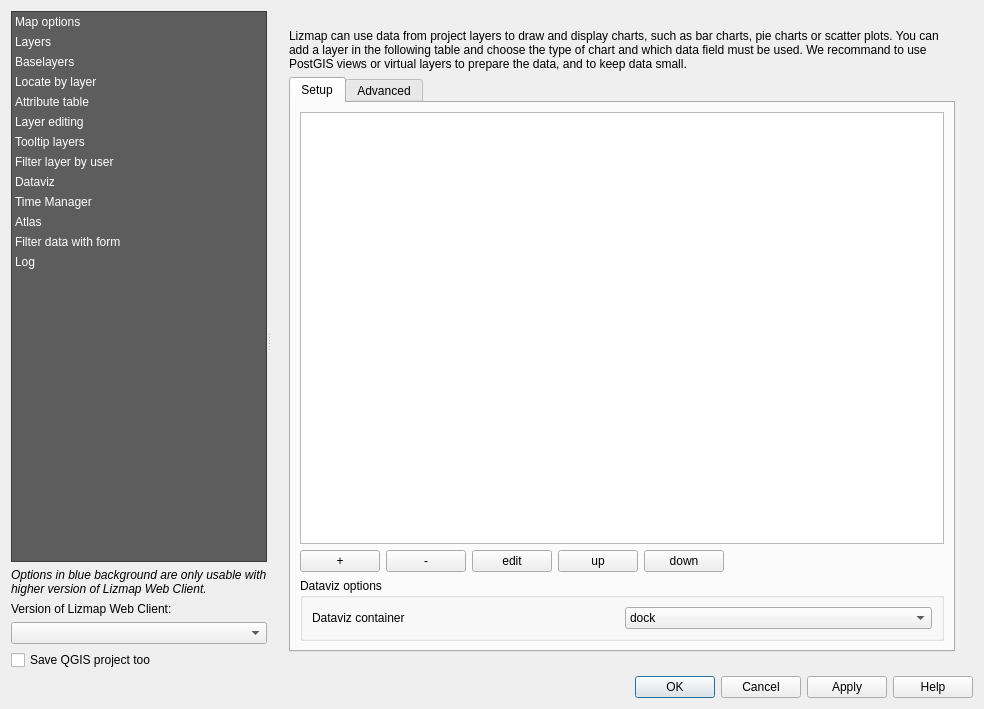
3liz/lizmap-plugin, file lizmap/resources/ui/ui_lizmap.ui: the form before one commit.
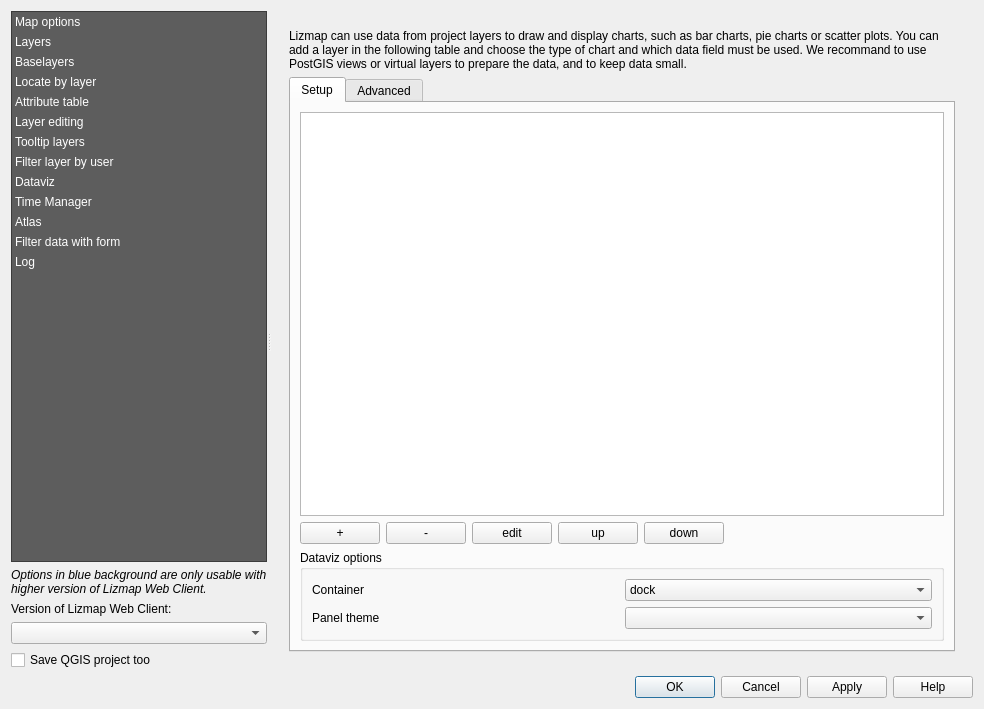
The form after the commit. The open tabs and pages were chosen to show the change. Custom widgets are drawn as their Qt base class.

Commit message: add a theme selector for the dataviz

What changed in the file:
```diff
--- a/lizmap/resources/ui/ui_lizmap.ui
+++ b/lizmap/resources/ui/ui_lizmap.ui
@@ -2868,16 +2868,6 @@
                       <string>Dataviz options</string>
                      </property>
                      <layout class="QGridLayout" name="gridLayout_5">
-                      <item row="0" column="0">
-                       <widget class="QLabel" name="label_79">
-                        <property name="styleSheet">
-                         <string notr="true"/>
-                        </property>
-                        <property name="text">
-                         <string>Dataviz container</string>
-                        </property>
-                       </widget>
-                      </item>
                       <item row="0" column="1">
                        <widget class="QComboBox" name="liDatavizContainer">
                         <item>
@@ -2897,6 +2887,26 @@
                         </item>
                        </widget>
                       </item>
+                      <item row="0" column="0">
+                       <widget class="QLabel" name="label_79">
+                        <property name="styleSheet">
+                         <string notr="true"/>
+                        </property>
+                        <property name="text">
+                         <string>Container</string>
+                        </property>
+                       </widget>
+                      </item>
+                      <item row="1" column="0">
+                       <widget class="QLabel" name="label">
+                        <property name="text">
+                         <string>Panel theme</string>
+                        </property>
+                       </widget>
+                      </item>
+                      <item row="1" column="1">
+                       <widget class="QComboBox" name="combo_theme"/>
+                      </item>
                      </layout>
                     </widget>
                    </item>
```
Left out of the diff: 6 changed lines with no effect on the pictures. The commit also changes 3 other files.
